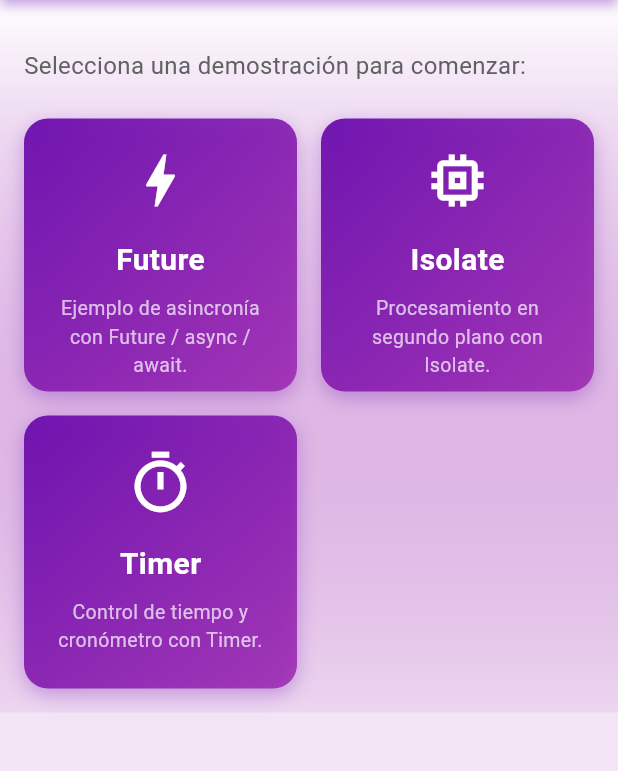
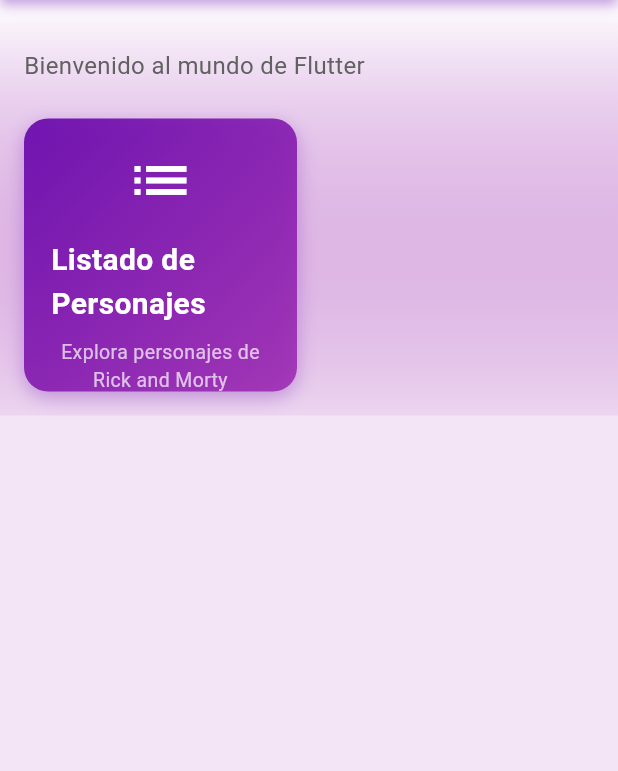
Before and after one commit to SofiaToro018/talleres_moviles, a Flutter app: the screen it shows after launch, on a phone screen of 412 x 824 dp, the part 90-861 px from its top. Run offline on Flutter 3.47's test engine with Material 3 defaults, Android fonts, the phone set to English and light mode, and no system bars; our stand-ins replace flutter_dotenv, go_router.

Commit message:
feat: agregar funcionalidad para listar y detallar personajes de Rick and Morty

```diff
--- a/lib/main.dart
+++ b/lib/main.dart
@@ -1,8 +1,13 @@
 import 'package:flutter/material.dart';
 import '../routes/app_router.dart';
 import '../themes/app_theme.dart'; // Importa el tema
+import 'package:flutter_dotenv/flutter_dotenv.dart';
 
-void main() {
+Future<void> main() async {
+  WidgetsFlutterBinding.ensureInitialized();
+
+  await dotenv.load(fileName: ".env");
+
   runApp(const MyApp());
 }
 
@@ -16,7 +21,8 @@ class MyApp extends StatelessWidget {
       theme:
           AppTheme.lightTheme, //thema personalizado y permamente en toda la app
       title: 'Flutter - UCEVA', // Usa el tema personalizado.
-      routerConfig: appRouter, // Usa el router configurado
+      routerConfig: appRouter,
+      debugShowCheckedModeBanner: false, // Usa el router configurado
     );
   }
 }
--- a/lib/routes/app_router.dart
+++ b/lib/routes/app_router.dart
@@ -7,6 +7,11 @@ import '../view/home/home_screen.dart';
 import '../view/future/future_view.dart';
 import '../view/isolate/isolate_view.dart';
 import '../view/timer/timer_view.dart';
+
+import '../view/rick_and_morty/character_detail_screen.dart';
+import '../view/rick_and_morty/character_list_screen.dart';
+
+import '../models/character_model.dart';
 
 final GoRouter appRouter = GoRouter(
   routes: [
@@ -57,17 +62,20 @@ final GoRouter appRouter = GoRouter(
       name: 'timer',
       builder: (context, state) => const TimerView(),
     ),
+    // Ruta del listado de personajes
     GoRoute(
       path: '/rickandmorty',
       name: 'rickandmorty',
-      builder: (context, state) => const ListScreen(),
+      builder: (context, state) => const CharacterListScreen(),
     ),
+
+    // Ruta del detalle del personaje
     GoRoute(
-      path: '/rickandmorty/detail',
-      name: 'rickandmorty_detail',
+      path: '/character_detail/:id',
+      name: 'character_detail',
       builder: (context, state) {
         final character = state.extra as Character;
-        return DetailScreen(character: character);
+        return CharacterDetailScreen(character: character);
       },
     ),
   ],
--- a/lib/view/home/home_screen.dart
+++ b/lib/view/home/home_screen.dart
@@ -60,7 +60,7 @@ class HomeScreen extends StatelessWidget {
               children: [
                 const SizedBox(height: 16),
                 Text(
-                  'Selecciona una demostración para comenzar:',
+                  'Bienvenido al mundo de Flutter',
                   style: Theme.of(
                     context,
                   ).textTheme.bodyMedium?.copyWith(color: Colors.grey[700]),
@@ -75,26 +75,10 @@ class HomeScreen extends StatelessWidget {
                   children: [
                     _buildFeatureCard(
                       context,
-                      title: 'Future',
-                      description:
-                          'Ejemplo de asincronía con Future / async / await.',
-                      icon: Icons.bolt_outlined,
-                      routeName: '/future',
-                    ),
-                    _buildFeatureCard(
-                      context,
-                      title: 'Isolate',
-                      description:
-                          'Procesamiento en segundo plano con Isolate.',
-                      icon: Icons.memory_outlined,
-                      routeName: '/isolate',
-                    ),
-                    _buildFeatureCard(
-                      context,
-                      title: 'Timer',
-                      description: 'Control de tiempo y cronómetro con Timer.',
-                      icon: Icons.timer_outlined,
-                      routeName: '/timer',
+                      title: 'Listado de Personajes',
+                      description: 'Explora personajes de Rick and Morty',
+                      icon: Icons.list,
+                      routeName: '/rickandmorty',
                     ),
                   ],
                 ),
```
Also changed, not shown: lib/view/rick_and_morty/character_detail_screen.dart (added, +62 -0 lines), lib/view/rick_and_morty/character_list_screen.dart (added, +65 -0 lines).
